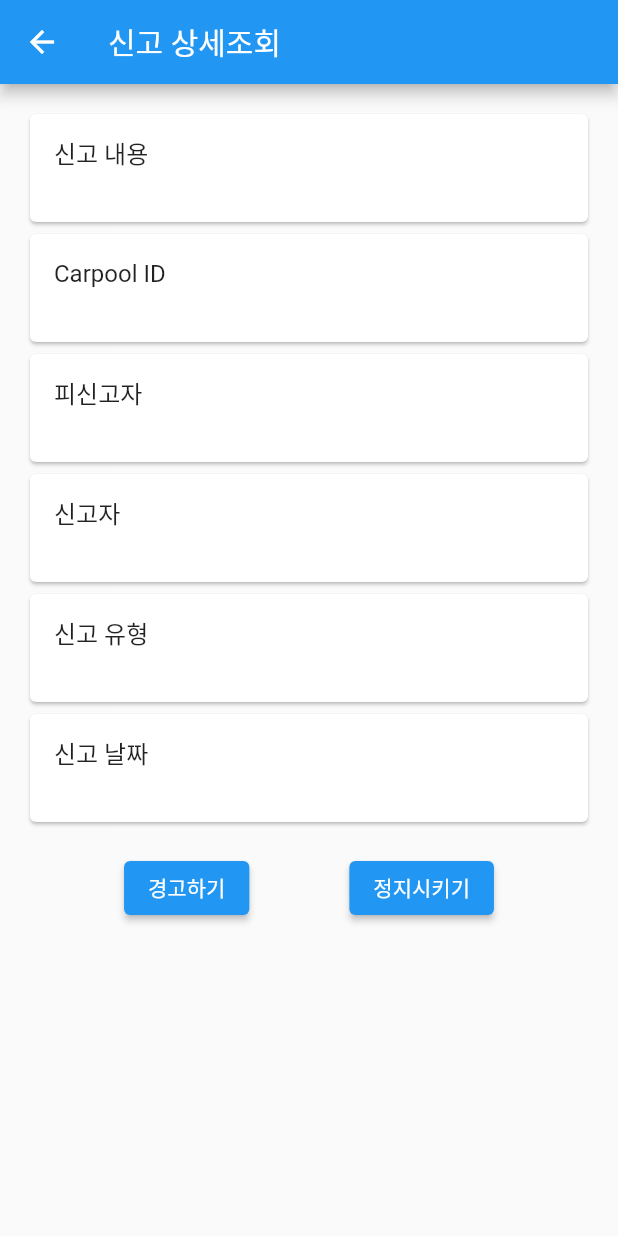
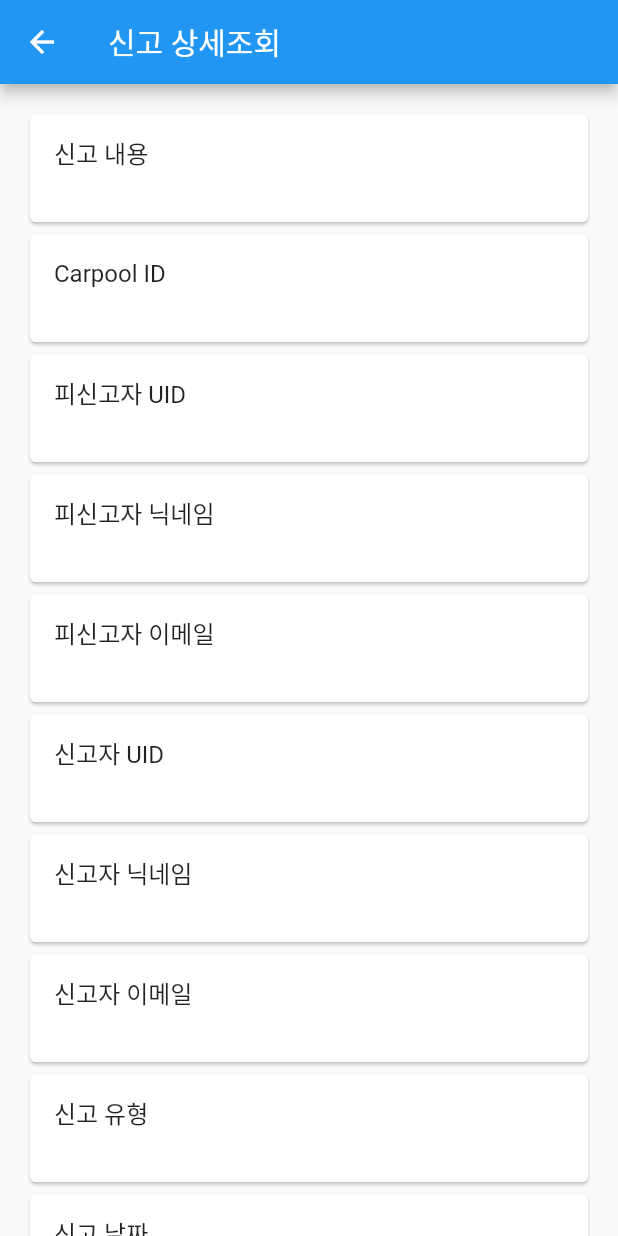
Before and after one commit to OBJECT-INHATC/INHA_CARPOOL_ADMIN, a Flutter app: the ReportDetailPage screen opened directly with empty values, on a phone screen of 412 x 824 dp. Run offline on Flutter 3.47's test engine with Material 2 defaults, Android fonts, the phone set to English and light mode, and no system bars.

Commit message:
feat(report): 신고자, 피신고자 정보 추가

```diff
--- a/lib/main.dart
+++ b/lib/main.dart
@@ -59,12 +59,13 @@ class _MyAppState extends State<MyApp> {
                       onPressed: () async {
                         // 텍스트 불러오기
                         getText();
-
                         // 신고 내역 불러오기
                         final response = await apiService.selectReportList(reporterName);
 
                         if (response.statusCode == 200) {
                           String responseBody = utf8.decode(response.bodyBytes);
+                          print('Response Body: $responseBody'); // 응답 확인을 위한 로그 출력
+
                           Map<String, dynamic> responseData = json.decode(responseBody);
                           setState(() {
                             reportList = responseData['result']['getReportList'] ?? [];
@@ -80,15 +81,19 @@ class _MyAppState extends State<MyApp> {
                 itemCount: reportList.length,
                 itemBuilder: (BuildContext context, int index) {
                   return ListTile(
-                    title: Text('${reportList[index]['reporter']}'+' 님의 신고'),
-                    subtitle: Text('${reportList[index]['reportType']}으로 ${reportList[index]['userName']}을 신고'),
+                    title: Text('${reportList[index]['reporter']['nickname']} 님의 신고'),
+                    subtitle: Text('${reportList[index]['reportType']}으로 ${reportList[index]['reportedUser']['nickname']}을 신고'),
                     onTap: () {
                       Navigator.push(context,
                           MaterialPageRoute(builder: (context) => ReportDetailPage( // 신고 상세조회 페이지로 이동
                             content: reportList[index]['content'],
                             carpoolId: reportList[index]['carpoolId'],
-                            userName: reportList[index]['userName'],
-                            reporter: reportList[index]['reporter'],
+                            reportedUserUid: reportList[index]['reportedUser']['uid'],
+                            reportedUserNickName: reportList[index]['reportedUser']['nickname'],
+                            reportedUserEmail: reportList[index]['reportedUser']['email'],
+                            reporterUid: reportList[index]['reporter']['uid'],
+                            reporterNickName: reportList[index]['reporter']['nickname'],
+                            reporterEmail: reportList[index]['reporter']['email'],
                             reportType: reportList[index]['reportType'],
                             reportDate: reportList[index]['reportDate'],
                           ))
--- a/lib/screen/reportDetail.dart
+++ b/lib/screen/reportDetail.dart
@@ -3,16 +3,24 @@ import 'package:flutter/material.dart';
 class ReportDetailPage extends StatelessWidget {
   final String content;
   final String carpoolId;
-  final String userName;
-  final String reporter;
+  final String reportedUserUid;
+  final String reportedUserNickName;
+  final String reportedUserEmail;
+  final String reporterUid;
+  final String reporterNickName;
+  final String reporterEmail;
   final String reportType;
   final String reportDate;
 
   ReportDetailPage({
     required this.content,
     required this.carpoolId,
-    required this.userName,
-    required this.reporter,
+    required this.reportedUserUid,
+    required this.reportedUserNickName,
+    required this.reportedUserEmail,
+    required this.reporterUid,
+    required this.reporterNickName,
+    required this.reporterEmail,
     required this.reportType,
     required this.reportDate,
   });
@@ -23,7 +31,8 @@ class ReportDetailPage extends StatelessWidget {
       appBar: AppBar(
         title: Text('신고 상세조회'),
       ),
-      body: Padding(
+      body: SingleChildScrollView(
+        child: Padding(
           padding: const EdgeInsets.all(16.0),
           child: Column(
             crossAxisAlignment: CrossAxisAlignment.start,
@@ -42,14 +51,38 @@ class ReportDetailPage extends StatelessWidget {
               ),
               Card(
                 child: ListTile(
-                title: Text('피신고자'),
-                subtitle: Text(userName),
+                  title: Text('피신고자 UID'),
+                  subtitle: Text(reportedUserUid),
                 ),
               ),
               Card(
                 child: ListTile(
-                title: Text('신고자'),
-                subtitle: Text(reporter),
+                  title: Text('피신고자 닉네임'),
+                  subtitle: Text(reportedUserNickName),
+                ),
+              ),
+              Card(
+                child: ListTile(
+                  title: Text('피신고자 이메일'),
+                  subtitle: Text(reportedUserEmail),
+                ),
+              ),
+              Card(
+                child: ListTile(
+                  title: Text('신고자 UID'),
+                  subtitle: Text(reporterUid),
+                ),
+              ),
+              Card(
+                child: ListTile(
+                  title: Text('신고자 닉네임'),
+                  subtitle: Text(reporterNickName),
+                ),
+              ),
+              Card(
+                child: ListTile(
+                  title: Text('신고자 이메일'),
+                  subtitle: Text(reporterEmail),
                 ),
               ),
               Card(
@@ -85,6 +118,7 @@ class ReportDetailPage extends StatelessWidget {
             ],
           ),
       ),
+      )
     );
   }
 }
--- a/lib/service/ApiSevice.dart
+++ b/lib/service/ApiSevice.dart
@@ -4,9 +4,9 @@ import 'package:http/http.dart' as http;
 class ApiService {
 
   /// 신고자 이름으로 신고 내역 조회
-  Future<http.Response> selectReportList(String myId) async {
+  Future<http.Response> selectReportList(String nickname) async {
 
-    final String apiUrl = 'http://54.180.105.67:8080/report/select/$myId';
+    String apiUrl = 'http://54.180.105.67:8080/report/select/$nickname';
 
     final response = await http.get(
       Uri.parse(apiUrl),
```
Also changed, not shown: lib/dto/ReportDTO.dart (added, +27 -0 lines). Lines whose indentation alone changed are shown as unchanged.
